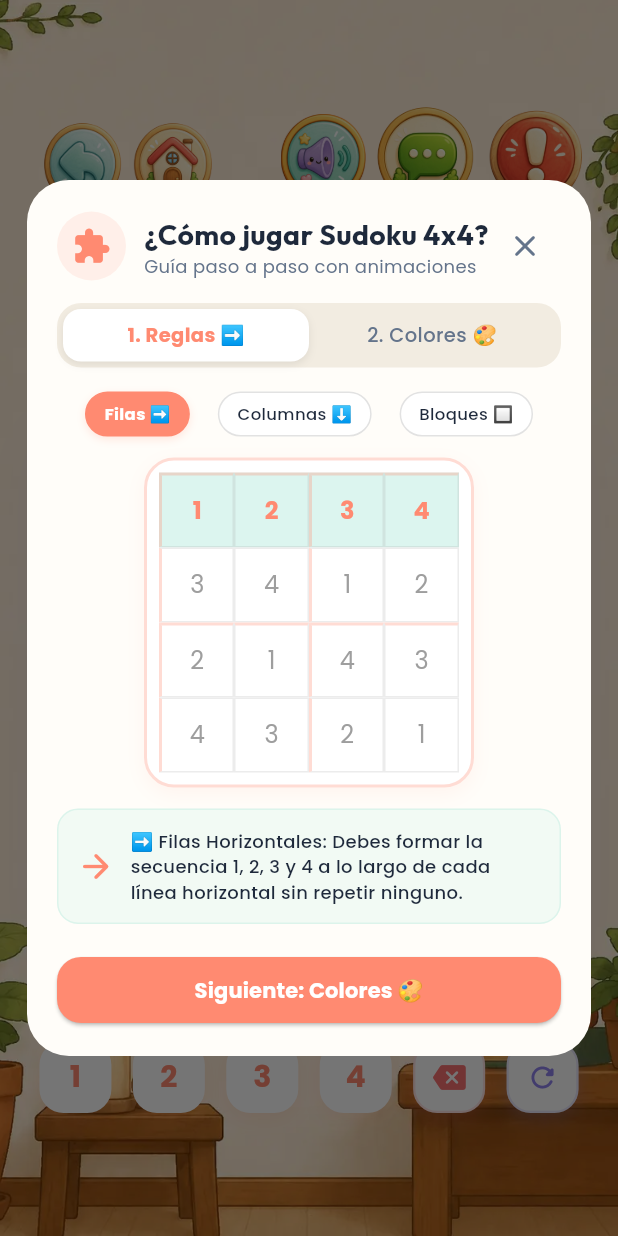
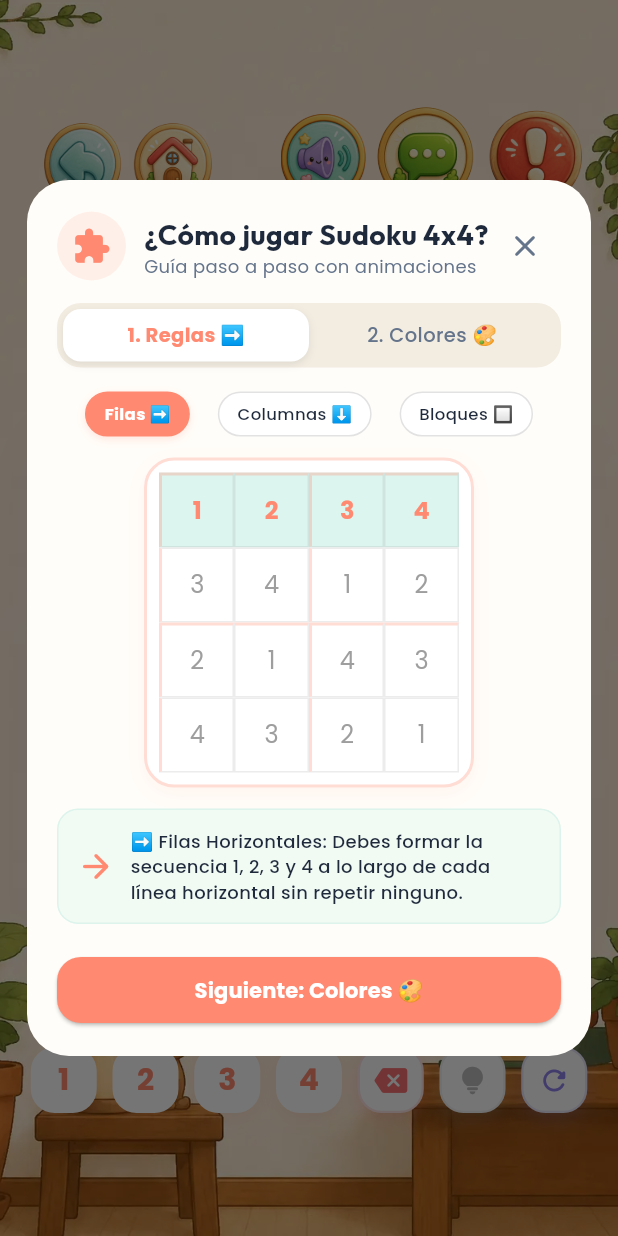
Before and after one commit to JosePizarro1/app-salud, a Flutter app: the SudokuPage screen opened by its route, on a phone screen of 412 x 824 dp. Run offline on Flutter 3.47's test engine with Material 3 defaults, Android fonts, the phone set to English and light mode, and no system bars; our stand-ins replace animate_do, audioplayers, connectivity_plus, flutter_dotenv, flutter_local_notifications, flutter_timezone and 6 more; missing offline and left inert: dotlottie_flutter; accounts and stored records are empty.

Commit message:
feat: add module pages, game components, and supporting assets for the application interface

```diff
--- a/lib/features/games/pages/sudoku_page.dart
+++ b/lib/features/games/pages/sudoku_page.dart
@@ -20,12 +20,65 @@
   int? _selectedRow;
   int? _selectedCol;
   bool _isFinished = false;
+  bool _hasUsedHint = false;
+  bool _isShowingHintFeedback = false;
 
   @override
   void initState() {
     super.initState();
     _engine = SudokuEngine();
     _checkFirstTimeTutorial();
+  }
+
+  void _resetGame() {
+    _engine.generateNewGame();
+    _isFinished = false;
+    _selectedRow = null;
+    _selectedCol = null;
+    _hasUsedHint = false;
+    _isShowingHintFeedback = false;
+  }
+
+  bool _hasPlacedAnyNumber() {
+    for (int r = 0; r < 4; r++) {
+      for (int c = 0; c < 4; c++) {
+        if (!_engine.isInitial[r][c] && _engine.puzzle[r][c] != 0) {
+          return true;
+        }
+      }
+    }
+    return false;
+  }
+
+  void _onHintTap() {
+    if (_hasUsedHint || !_hasPlacedAnyNumber() || _isFinished) return;
+    SfxManager().playClick();
+    HapticFeedback.mediumImpact();
+    setState(() {
+      _hasUsedHint = true;
+      _isShowingHintFeedback = true;
+    });
+
+    ScaffoldMessenger.of(context).showSnackBar(
+      SnackBar(
+        content: Row(
+          children: [
+            const Icon(Icons.lightbulb_rounded, color: Color(0xFFFFB300)),
+            const SizedBox(width: 10),
+            Expanded(
+              child: Text(
+                'Pista activada: verde (acierto) y rojo (error).',
+                style: GoogleFonts.poppins(fontSize: 13, fontWeight: FontWeight.w600, color: Colors.white),
+              ),
+            ),
+          ],
+        ),
+        backgroundColor: const Color(0xFF1E293B),
+        duration: const Duration(seconds: 4),
+        behavior: SnackBarBehavior.floating,
+        shape: RoundedRectangleBorder(borderRadius: BorderRadius.circular(16)),
+      ),
+    );
   }
 
   Future<void> _checkFirstTimeTutorial() async {
@@ -55,6 +108,7 @@
     SfxManager().playClick();
     setState(() {
       _engine.puzzle[_selectedRow!][_selectedCol!] = num;
+      _isShowingHintFeedback = false;
       if (_engine.isComplete()) {
         _isFinished = true;
         _showWinDialog();
@@ -94,10 +148,7 @@
               onPressed: () {
                 Navigator.pop(context);
                 setState(() {
-                  _engine.generateNewGame();
-                  _isFinished = false;
-                  _selectedRow = null;
-                  _selectedCol = null;
+                  _resetGame();
                 });
               },
               style: ElevatedButton.styleFrom(
@@ -723,11 +774,11 @@
 
                   // Teclado Numérico Responsive
                   Padding(
-                    padding: const EdgeInsets.symmetric(horizontal: 12, vertical: 12),
+                    padding: const EdgeInsets.symmetric(horizontal: 10, vertical: 12),
                     child: Row(
                       mainAxisAlignment: MainAxisAlignment.spaceEvenly,
                       children: [
-                        ...List.generate(4, (i) => _buildNumberButton(i + 1, size: screenWidth < 380 ? 44.0 : 48.0)),
+                        ...List.generate(4, (i) => _buildNumberButton(i + 1, size: screenWidth < 380 ? 40.0 : 44.0)),
                         _buildActionButton(
                           Icons.backspace_rounded,
                           () {
@@ -736,21 +787,31 @@
                           },
                           color: AppColors.error.withValues(alpha: 0.1),
                           iconColor: AppColors.error,
-                          size: screenWidth < 380 ? 44.0 : 48.0,
+                          size: screenWidth < 380 ? 40.0 : 44.0,
+                        ),
+                        // Botón de Pista (Foquito) - 1 uso por partida
+                        _buildActionButton(
+                          _hasUsedHint ? Icons.lightbulb_outline_rounded : Icons.lightbulb_rounded,
+                          _onHintTap,
+                          color: (_hasPlacedAnyNumber() && !_hasUsedHint && !_isFinished)
+                              ? const Color(0xFFFFB300).withValues(alpha: 0.18)
+                              : Colors.grey.withValues(alpha: 0.08),
+                          iconColor: (_hasPlacedAnyNumber() && !_hasUsedHint && !_isFinished)
+                              ? const Color(0xFFFFB300)
+                              : Colors.grey[400]!,
+                          size: screenWidth < 380 ? 40.0 : 44.0,
                         ),
                         _buildActionButton(
                           Icons.refresh_rounded,
                           () {
                             SfxManager().playClick();
                             setState(() {
-                              _engine.generateNewGame();
-                              _selectedRow = null;
-                              _selectedCol = null;
+                              _resetGame();
                             });
                           },
                           color: AppColors.secondary.withValues(alpha: 0.1),
                           iconColor: AppColors.secondary,
-                          size: screenWidth < 380 ? 44.0 : 48.0,
+                          size: screenWidth < 380 ? 40.0 : 44.0,
                         ),
                       ],
                     ),
@@ -770,7 +831,31 @@
     bool isSelected = _selectedRow == r && _selectedCol == c;
     bool isInitial = _engine.isInitial[r][c];
     int value = _engine.puzzle[r][c];
-    bool isError = value != 0 && !isInitial && value != _engine.solution[r][c];
+    bool isPlayerPlaced = !isInitial && value != 0;
+    bool isCorrect = isPlayerPlaced && value == _engine.solution[r][c];
+
+    // Fondo de celda
+    Color cellBgColor = Colors.transparent;
+    if (isSelected) {
+      cellBgColor = AppColors.primary.withValues(alpha: 0.15);
+    } else if (_isShowingHintFeedback && isPlayerPlaced) {
+      cellBgColor = isCorrect
+          ? const Color(0xFFE8F5E9) // Verde suave para aciertos
+          : const Color(0xFFFFEBEE); // Rojo suave para errores
+    } else if (isInitial) {
+      cellBgColor = Colors.grey.withValues(alpha: 0.05);
+    }
+
+    // Color del texto
+    Color textColor = AppColors.secondary;
+    if (isInitial) {
+      textColor = AppColors.textPrimaryLight;
+    } else if (_isShowingHintFeedback && isPlayerPlaced) {
+      textColor = isCorrect ? const Color(0xFF2E7D32) : AppColors.error;
+    } else {
+      // Color uniforme para números colocados por el usuario (sin rojo instantáneo)
+      textColor = AppColors.secondary;
+    }
 
     // Bordes para diferenciar los bloques 2x2
     BorderSide thickBorder = BorderSide(color: AppColors.primary.withValues(alpha: 0.2), width: 2.5);
@@ -781,9 +866,7 @@
       child: AnimatedContainer(
         duration: const Duration(milliseconds: 200),
         decoration: BoxDecoration(
-          color: isSelected
-              ? AppColors.primary.withValues(alpha: 0.15)
-              : (isInitial ? Colors.grey.withValues(alpha: 0.05) : Colors.transparent),
+          color: cellBgColor,
           border: Border(
             top: r == 0 ? BorderSide.none : (r % 2 == 0 ? thickBorder : thinBorder),
             left: c == 0 ? BorderSide.none : (c % 2 == 0 ? thickBorder : thinBorder),
@@ -799,9 +882,7 @@
               style: GoogleFonts.poppins(
                 fontSize: 26,
                 fontWeight: isInitial ? FontWeight.w800 : FontWeight.w600,
-                color: isInitial
-                    ? AppColors.textPrimaryLight
-                    : (isError ? AppColors.error : AppColors.secondary),
+                color: textColor,
               ),
             ),
       ),
--- a/lib/features/home/pages/module1_page.dart
+++ b/lib/features/home/pages/module1_page.dart
@@ -1,7 +1,6 @@
 import 'package:flutter/material.dart';
 import 'package:go_router/go_router.dart';
 import '../widgets/module_header.dart';
-import '../../../app/theme/app_colors.dart';
 import '../../../app/services/sfx_manager.dart';
 
 class Module1Page extends StatefulWidget {
--- a/lib/features/home/pages/module2_page.dart
+++ b/lib/features/home/pages/module2_page.dart
@@ -2,7 +2,6 @@
 import 'package:go_router/go_router.dart';
 import 'package:animate_do/animate_do.dart';
 import '../widgets/module_header.dart';
-import '../../../app/theme/app_colors.dart';
 import '../../../app/services/sfx_manager.dart';
 
 class Module2Page extends StatefulWidget {
--- a/lib/features/home/pages/module3_page.dart
+++ b/lib/features/home/pages/module3_page.dart
@@ -2,7 +2,6 @@
 import 'package:go_router/go_router.dart';
 import 'package:animate_do/animate_do.dart';
 import '../widgets/module_header.dart';
-import '../../../app/theme/app_colors.dart';
 import '../../../app/services/sfx_manager.dart';
 import '../../../app/services/stats_sync_service.dart';
 
--- a/lib/features/home/pages/module4_page.dart
+++ b/lib/features/home/pages/module4_page.dart
@@ -2,7 +2,6 @@
 import 'package:flutter/services.dart';
 import 'package:go_router/go_router.dart';
 import 'package:audioplayers/audioplayers.dart';
-import '../../../app/theme/app_colors.dart';
 import '../../../app/services/background_music_manager.dart';
 import '../../../app/services/sfx_manager.dart';
 import '../widgets/module_header.dart';
--- a/lib/features/home/pages/module5_page.dart
+++ b/lib/features/home/pages/module5_page.dart
@@ -1,7 +1,6 @@
 import 'package:flutter/material.dart';
 import 'package:go_router/go_router.dart';
 import '../widgets/module_header.dart';
-import '../../../app/theme/app_colors.dart';
 import '../../../app/services/sfx_manager.dart';
 
 class Module5Page extends StatefulWidget {
--- a/lib/features/home/pages/module6_page.dart
+++ b/lib/features/home/pages/module6_page.dart
@@ -1,8 +1,6 @@
 import 'package:flutter/material.dart';
 import 'package:go_router/go_router.dart';
 import '../widgets/module_header.dart';
-
-import '../../../app/theme/app_colors.dart';
 
 class Module6Page extends StatefulWidget {
   const Module6Page({super.key});
```
Also changed, not shown: lib/features/home/pages/titi_chat_page.dart (+4 -7 lines), 4 other files.
